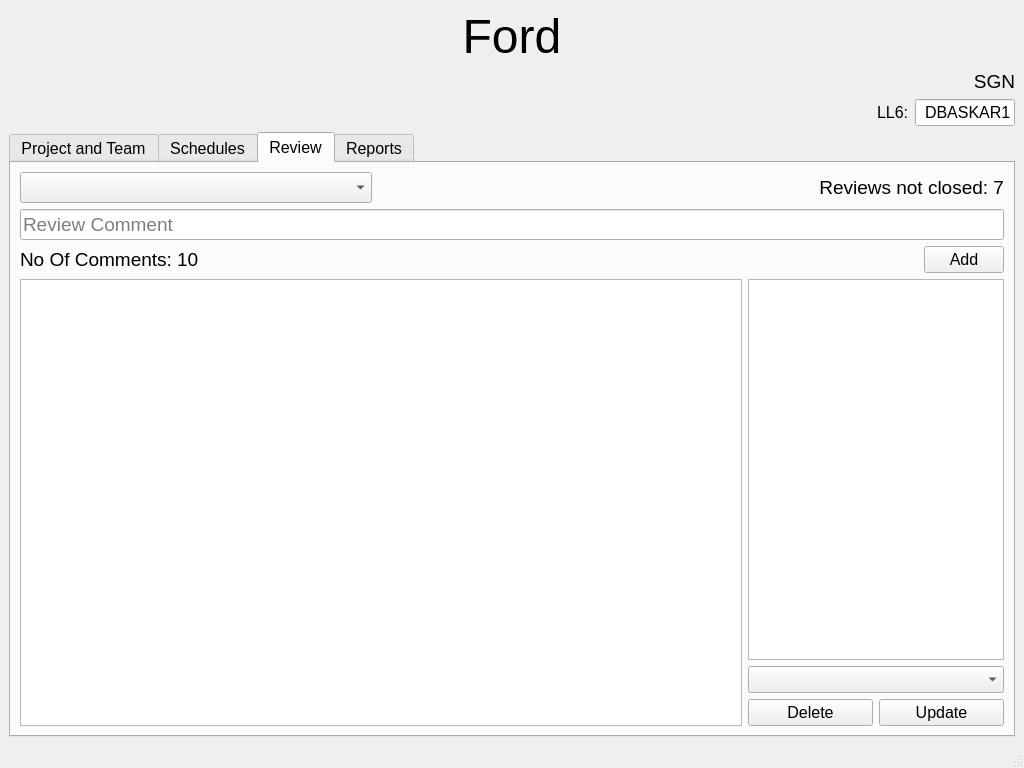
The window that mainwindow.ui (git4sangar/SGNIsoReviewAssistant) describes before a commit, drawn with Qt 5.
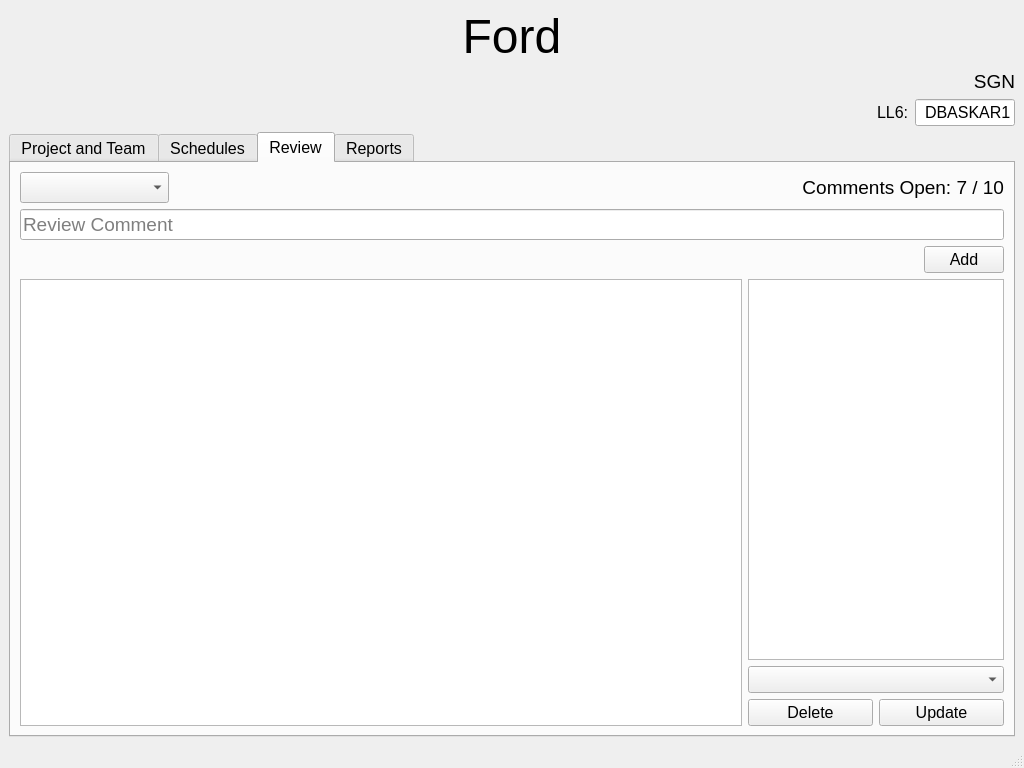
The same window after the commit. The open tabs and pages were chosen to show the change.

```diff
--- a/mainwindow.ui
+++ b/mainwindow.ui
@@ -677,7 +677,7 @@
           <item>
            <layout class="QVBoxLayout" name="verticalLayout_11">
             <item>
-             <layout class="QHBoxLayout" name="hzLOutProjNameAndCount" stretch="4,5,2">
+             <layout class="QHBoxLayout" name="hzLOutProjNameAndCount" stretch="0,0,0">
               <item>
                <widget class="QComboBox" name="cmBxRvwNames">
                 <property name="font">
@@ -711,7 +711,7 @@
                  </font>
                 </property>
                 <property name="text">
-                 <string>Reviews not closed: 7</string>
+                 <string>Comments Open: 7 / 10</string>
                 </property>
                 <property name="alignment">
                  <set>Qt::AlignRight|Qt::AlignTrailing|Qt::AlignVCenter</set>
@@ -737,18 +737,6 @@
             </item>
             <item>
              <layout class="QHBoxLayout" name="horizontalLayout_12">
-              <item>
-               <widget class="QLabel" name="lblRvwNoOfComments">
-                <property name="font">
-                 <font>
-                  <pointsize>14</pointsize>
-                 </font>
-                </property>
-                <property name="text">
-                 <string>No Of Comments: 10</string>
-                </property>
-               </widget>
-              </item>
               <item>
                <spacer name="horizontalSpacer_6">
                 <property name="orientation">
```
Left out of the diff: 59 changed lines with no effect on the pictures.
